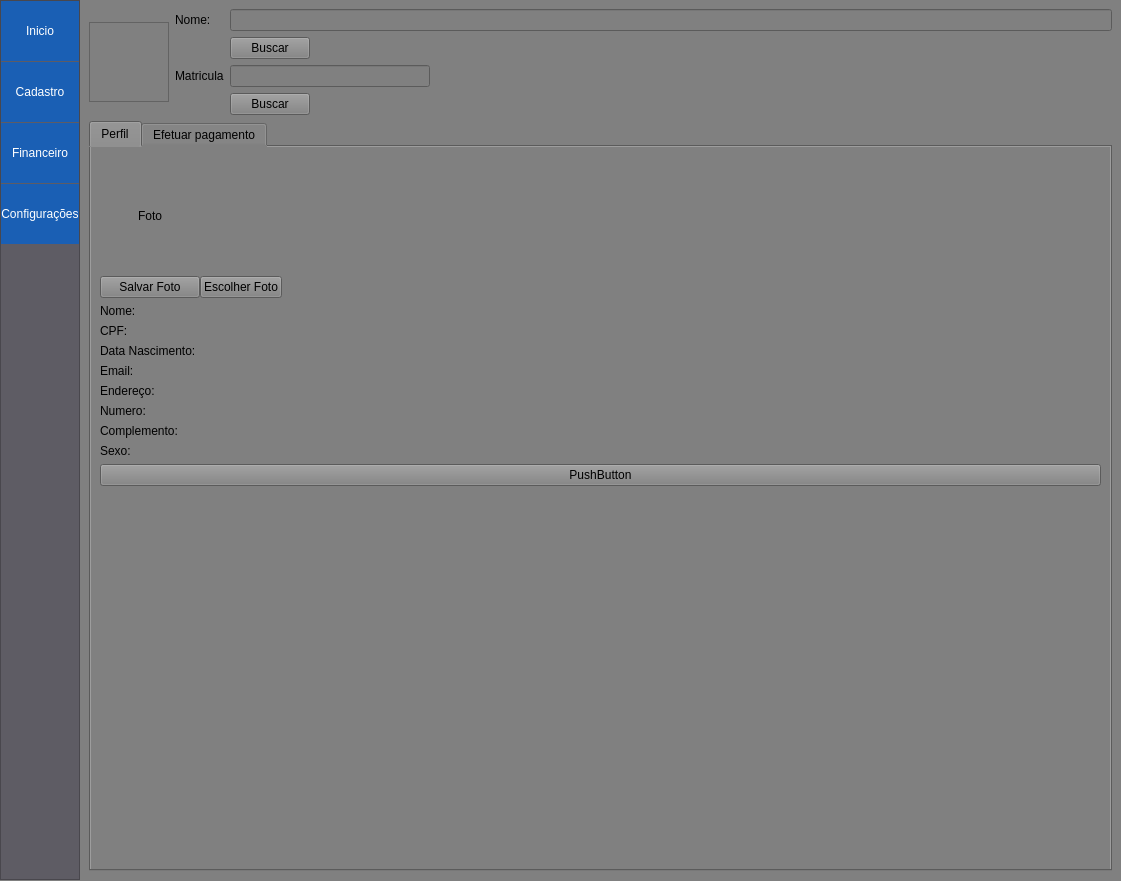
This is ui_interface/principal.ui in Josemarcio15/sistema_academia as Qt 5 draws it before an edit. The edited form follows.
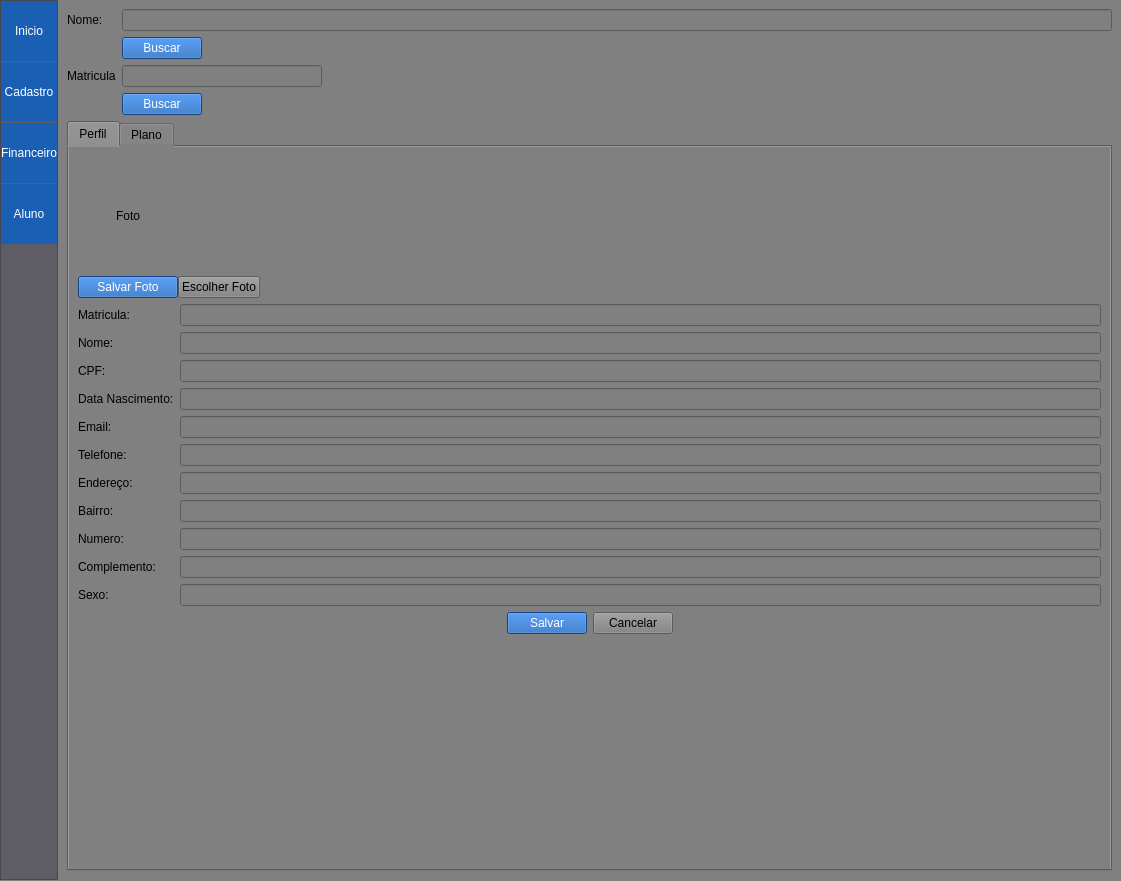
This is the edited form.

Commit message: adicionando pesquisa por alunos e adicionando novos recursos de aluno

Patch:
```diff
--- a/ui_interface/principal.ui
+++ b/ui_interface/principal.ui
@@ -240,7 +240,7 @@
 color: white;</string>
           </property>
           <property name="text">
-           <string>Configurações</string>
+           <string>Aluno</string>
           </property>
          </widget>
         </item>
@@ -367,144 +367,6 @@
         </widget>
        </item>
        <item row="8" column="1">
-        <widget class="QLabel" name="label_11">
-         <property name="text">
-          <string>Email:</string>
-         </property>
-        </widget>
-       </item>
-       <item row="1" column="0">
-        <widget class="QLabel" name="label_2">
-         <property name="minimumSize">
-          <size>
-           <width>85</width>
-           <height>113</height>
-          </size>
-         </property>
-         <property name="maximumSize">
-          <size>
-           <width>85</width>
-           <height>113</height>
-          </size>
-         </property>
-         <property name="styleSheet">
-          <string notr="true">background-color: rgb(153, 193, 241);</string>
-         </property>
-         <property name="text">
-          <string>Foto</string>
-         </property>
-         <property name="textFormat">
-          <enum>Qt::TextFormat::AutoText</enum>
-         </property>
-         <property name="alignment">
-          <set>Qt::AlignmentFlag::AlignCenter</set>
-         </property>
-        </widget>
-       </item>
-       <item row="6" column="2">
-        <widget class="QLineEdit" name="cadastro_bairro_lineEdit">
-         <property name="styleSheet">
-          <string notr="true">color: white;</string>
-         </property>
-         <property name="text">
-          <string>São Bento</string>
-         </property>
-        </widget>
-       </item>
-       <item row="8" column="2">
-        <widget class="QLabel" name="label_12">
-         <property name="text">
-          <string>Telefone:</string>
-         </property>
-        </widget>
-       </item>
-       <item row="14" column="0">
-        <spacer name="verticalSpacer_2">
-         <property name="orientation">
-          <enum>Qt::Orientation::Vertical</enum>
-         </property>
-         <property name="sizeHint" stdset="0">
-          <size>
-           <width>20</width>
-           <height>40</height>
-          </size>
-         </property>
-        </spacer>
-       </item>
-       <item row="3" column="2">
-        <widget class="QComboBox" name="cadastro_sexo_comboBox">
-         <property name="maximumSize">
-          <size>
-           <width>110</width>
-           <height>16777215</height>
-          </size>
-         </property>
-         <property name="styleSheet">
-          <string notr="true">color: white;</string>
-         </property>
-         <item>
-          <property name="text">
-           <string>Selecione</string>
-          </property>
-         </item>
-         <item>
-          <property name="text">
-           <string>Masculino</string>
-          </property>
-         </item>
-         <item>
-          <property name="text">
-           <string>Feminino</string>
-          </property>
-         </item>
-         <item>
-          <property name="text">
-           <string>Outro</string>
-          </property>
-         </item>
-        </widget>
-       </item>
-       <item row="11" column="1">
-        <spacer name="verticalSpacer_5">
-         <property name="orientation">
-          <enum>Qt::Orientation::Vertical</enum>
-         </property>
-         <property name="sizeType">
-          <enum>QSizePolicy::Policy::Preferred</enum>
-         </property>
-         <property name="sizeHint" stdset="0">
-          <size>
-           <width>20</width>
-           <height>20</height>
-          </size>
-         </property>
-        </spacer>
-       </item>
-       <item row="9" column="2">
-        <widget class="QLineEdit" name="cadastro_telefone_lineEdit">
-         <property name="styleSheet">
-          <string notr="true">color: white;</string>
-         </property>
-         <property name="text">
-          <string>(67) 9 96995588</string>
-         </property>
-        </widget>
-       </item>
-       <item row="2" column="1">
-        <widget class="QLabel" name="label_7">
-         <property name="text">
-          <string>CPF:</string>
-         </property>
-        </widget>
-       </item>
-       <item row="5" column="0">
-        <widget class="QLabel" name="label_4">
-         <property name="text">
-          <string>Endereço:</string>
-         </property>
-        </widget>
-       </item>
-       <item row="9" column="1">
         <widget class="QLineEdit" name="cadastro_email_lineEdit">
          <property name="styleSheet">
           <string notr="true">color: white;</string>
@@ -1035,7 +897,7 @@
       <layout class="QGridLayout" name="gridLayout_13">
        <item row="0" column="0">
         <layout class="QGridLayout" name="gridLayout_12">
-         <item row="0" column="1">
+         <item row="0" column="0">
           <layout class="QGridLayout" name="gridLayout_14">
            <item row="0" column="1">
             <widget class="QLineEdit" name="lineEdit_2"/>
@@ -1048,6 +910,10 @@
                <verstretch>0</verstretch>
               </sizepolicy>
              </property>
+             <property name="styleSheet">
+              <string notr="true">color: white;
+background-color: rgb(26, 95, 180);</string>
+             </property>
              <property name="text">
               <string>Buscar</string>
              </property>
@@ -1085,6 +951,10 @@
                <verstretch>0</verstretch>
               </sizepolicy>
              </property>
+             <property name="styleSheet">
+              <string notr="true">color: white;
+background-color: rgb(26, 95, 180);</string>
+             </property>
              <property name="text">
               <string>Buscar</string>
              </property>
@@ -1092,31 +962,6 @@
            </item>
           </layout>
          </item>
-         <item row="0" column="0">
-          <widget class="QFrame" name="frame_2">
-           <property name="sizePolicy">
-            <sizepolicy hsizetype="Fixed" vsizetype="Fixed">
-             <horstretch>0</horstretch>
-             <verstretch>0</verstretch>
-            </sizepolicy>
-           </property>
-           <property name="minimumSize">
-            <size>
-             <width>80</width>
-             <height>80</height>
-            </size>
-           </property>
-           <property name="frameShape">
-            <enum>QFrame::Shape::StyledPanel</enum>
-           </property>
-           <property name="frameShadow">
-            <enum>QFrame::Shadow::Sunken</enum>
-           </property>
-           <property name="lineWidth">
-            <number>0</number>
-           </property>
-          </widget>
-         </item>
         </layout>
        </item>
        <item row="3" column="0">
@@ -1129,6 +974,79 @@
            <string>Perfil</string>
           </attribute>
           <layout class="QGridLayout" name="gridLayout_16">
+           <item row="2" column="0">
+            <layout class="QGridLayout" name="gridLayout_18">
+             <item row="0" column="1">
+              <widget class="QPushButton" name="btn_aluno_salvar">
+               <property name="sizePolicy">
+                <sizepolicy hsizetype="Fixed" vsizetype="Fixed">
+                 <horstretch>0</horstretch>
+                 <verstretch>0</verstretch>
+                </sizepolicy>
+               </property>
+               <property name="styleSheet">
+                <string notr="true">color: white;
+background-color: rgb(26, 95, 180);</string>
+               </property>
+               <property name="text">
+                <string>Salvar</string>
+               </property>
+              </widget>
+             </item>
+             <item row="0" column="0">
+              <spacer name="horizontalSpacer_8">
+               <property name="orientation">
+                <enum>Qt::Orientation::Horizontal</enum>
+               </property>
+               <property name="sizeHint" stdset="0">
+                <size>
+                 <width>40</width>
+                 <height>20</height>
+                </size>
+               </property>
+              </spacer>
+             </item>
+             <item row="0" column="2">
+              <widget class="QPushButton" name="pushButton_12">
+               <property name="sizePolicy">
+                <sizepolicy hsizetype="Fixed" vsizetype="Fixed">
+                 <horstretch>0</horstretch>
+                 <verstretch>0</verstretch>
+                </sizepolicy>
+               </property>
+               <property name="text">
+                <string>Cancelar</string>
+               </property>
+              </widget>
+             </item>
+             <item row="0" column="3">
+              <spacer name="horizontalSpacer_9">
+               <property name="orientation">
+                <enum>Qt::Orientation::Horizontal</enum>
+               </property>
+               <property name="sizeHint" stdset="0">
+                <size>
+                 <width>40</width>
+                 <height>20</height>
+                </size>
+               </property>
+              </spacer>
+             </item>
+            </layout>
+           </item>
+           <item row="3" column="0">
+            <spacer name="verticalSpacer_7">
+             <property name="orientation">
+              <enum>Qt::Orientation::Vertical</enum>
+             </property>
+             <property name="sizeHint" stdset="0">
+              <size>
+               <width>20</width>
+               <height>40</height>
+              </size>
+             </property>
+            </spacer>
+           </item>
            <item row="0" column="0">
             <layout class="QGridLayout" name="gridLayout_15">
              <property name="sizeConstraint">
@@ -1180,6 +1098,10 @@
              </item>
              <item row="1" column="0">
               <widget class="QPushButton" name="pushButton_10">
+               <property name="styleSheet">
+                <string notr="true">color: white;
+background-color: rgb(26, 95, 180);</string>
+               </property>
                <property name="text">
                 <string>Salvar Foto</string>
                </property>
@@ -1196,89 +1118,123 @@
            </item>
            <item row="1" column="0">
             <layout class="QGridLayout" name="gridLayout_17">
-             <item row="0" column="0">
-              <widget class="QLabel" name="label_26">
-               <property name="text">
-                <string>Nome:</string>
-               </property>
-              </widget>
+             <item row="1" column="1">
+              <widget class="QLineEdit" name="lineEdit_aluno_nome"/>
              </item>
-             <item row="6" column="0">
-              <widget class="QLabel" name="label_32">
+             <item row="4" column="0">
+              <widget class="QLabel" name="label_29">
                <property name="text">
-                <string>Complemento:</string>
+                <string>Email:</string>
                </property>
               </widget>
              </item>
+             <item row="6" column="1">
+              <widget class="QLineEdit" name="lineEdit_aluno_endereco"/>
+             </item>
              <item row="2" column="0">
+              <widget class="QLabel" name="label_27">
+               <property name="text">
+                <string>CPF:</string>
+               </property>
+              </widget>
+             </item>
+             <item row="10" column="1">
+              <widget class="QLineEdit" name="lineEdit_aluno_sexo"/>
+             </item>
+             <item row="3" column="0">
               <widget class="QLabel" name="label_28">
                <property name="text">
                 <string>Data Nascimento:</string>
                </property>
               </widget>
              </item>
-             <item row="5" column="0">
+             <item row="3" column="1">
+              <widget class="QLineEdit" name="lineEdit_aluno_nascimento"/>
+             </item>
+             <item row="9" column="0">
+              <widget class="QLabel" name="label_32">
+               <property name="text">
+                <string>Complemento:</string>
+               </property>
+              </widget>
+             </item>
+             <item row="4" column="1">
+              <widget class="QLineEdit" name="lineEdit_aluno_email"/>
+             </item>
+             <item row="1" column="0">
+              <widget class="QLabel" name="label_26">
+               <property name="text">
+                <string>Nome:</string>
+               </property>
+              </widget>
+             </item>
+             <item row="0" column="1">
+              <widget class="QLineEdit" name="lineEdit_aluno_matricula"/>
+             </item>
+             <item row="8" column="0">
               <widget class="QLabel" name="label_31">
                <property name="text">
                 <string>Numero:</string>
                </property>
               </widget>
              </item>
-             <item row="8" column="0">
-              <widget class="QPushButton" name="pushButton_9">
-               <property name="text">
-                <string>PushButton</string>
-               </property>
-              </widget>
+             <item row="2" column="1">
+              <widget class="QLineEdit" name="lineEdit_aluno_cpf"/>
              </item>
-             <item row="3" column="0">
-              <widget class="QLabel" name="label_29">
-               <property name="text">
-                <string>Email:</string>
-               </property>
-              </widget>
+             <item row="7" column="1">
+              <widget class="QLineEdit" name="lineEdit_aluno_bairro"/>
              </item>
-             <item row="1" column="0">
-              <widget class="QLabel" name="label_27">
-               <property name="text">
-                <string>CPF:</string>
-               </property>
-              </widget>
-             </item>
-             <item row="4" column="0">
-              <widget class="QLabel" name="label_30">
-               <property name="text">
-                <string>Endereço:</string>
-               </property>
-              </widget>
-             </item>
-             <item row="7" column="0">
+             <item row="10" column="0">
               <widget class="QLabel" name="label_33">
                <property name="text">
                 <string>Sexo:</string>
                </property>
               </widget>
              </item>
+             <item row="7" column="0">
+              <widget class="QLabel" name="label_36">
+               <property name="text">
+                <string>Bairro:</string>
+               </property>
+              </widget>
+             </item>
+             <item row="8" column="1">
+              <widget class="QLineEdit" name="lineEdit_aluno_numero"/>
+             </item>
+             <item row="0" column="0">
+              <widget class="QLabel" name="label_2">
+               <property name="text">
+                <string>Matricula:</string>
+               </property>
+              </widget>
+             </item>
+             <item row="9" column="1">
+              <widget class="QLineEdit" name="lineEdit_aluno_complemento"/>
+             </item>
+             <item row="6" column="0">
+              <widget class="QLabel" name="label_30">
+               <property name="text">
+                <string>Endereço:</string>
+               </property>
+              </widget>
+             </item>
+             <item row="5" column="0">
+              <widget class="QLabel" name="label_37">
+               <property name="text">
+                <string>Telefone:</string>
+               </property>
+              </widget>
+             </item>
+             <item row="5" column="1">
+              <widget class="QLineEdit" name="lineEdit_aluno_telefone"/>
+             </item>
             </layout>
            </item>
-           <item row="2" column="0">
-            <spacer name="verticalSpacer_7">
-             <property name="orientation">
-              <enum>Qt::Orientation::Vertical</enum>
-             </property>
-             <property name="sizeHint" stdset="0">
-              <size>
-               <width>20</width>
-               <height>40</height>
-              </size>
-             </property>
-            </spacer>
-           </item>
           </layout>
          </widget>
          <widget class="QWidget" name="pagamento_tab">
           <attribute name="title">
-           <string>Efetuar pagamento</string>
+           <string>Plano</string>
           </attribute>
          </widget>
         </widget>
```
Left out of the diff: 561 changed lines with no effect on the pictures. The commit also changes 10 other files.
